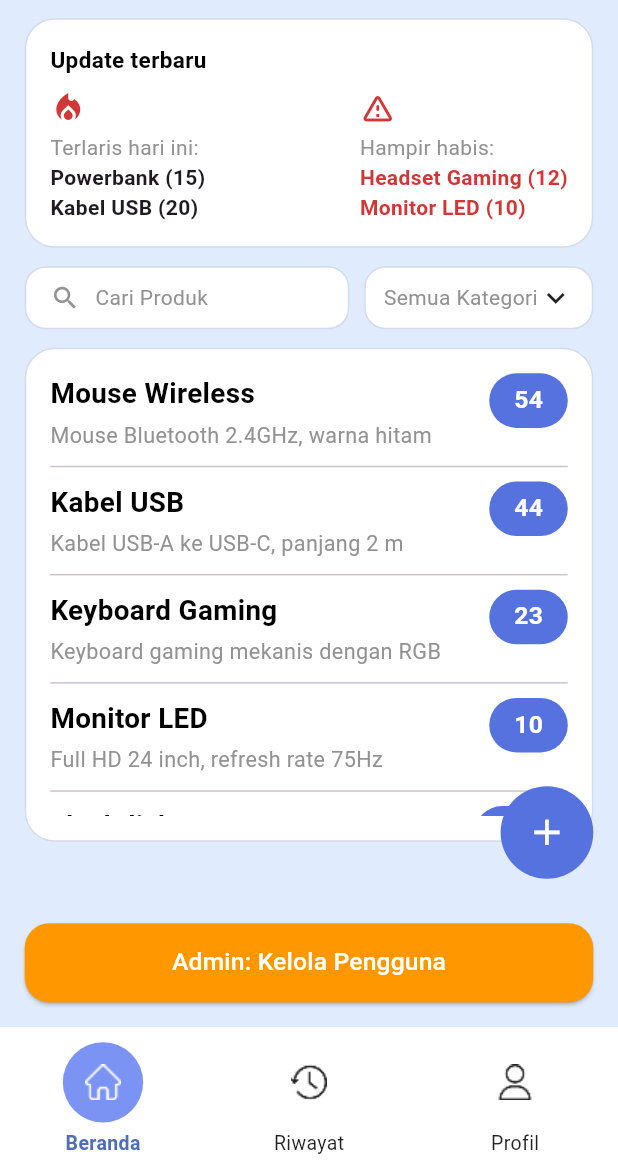
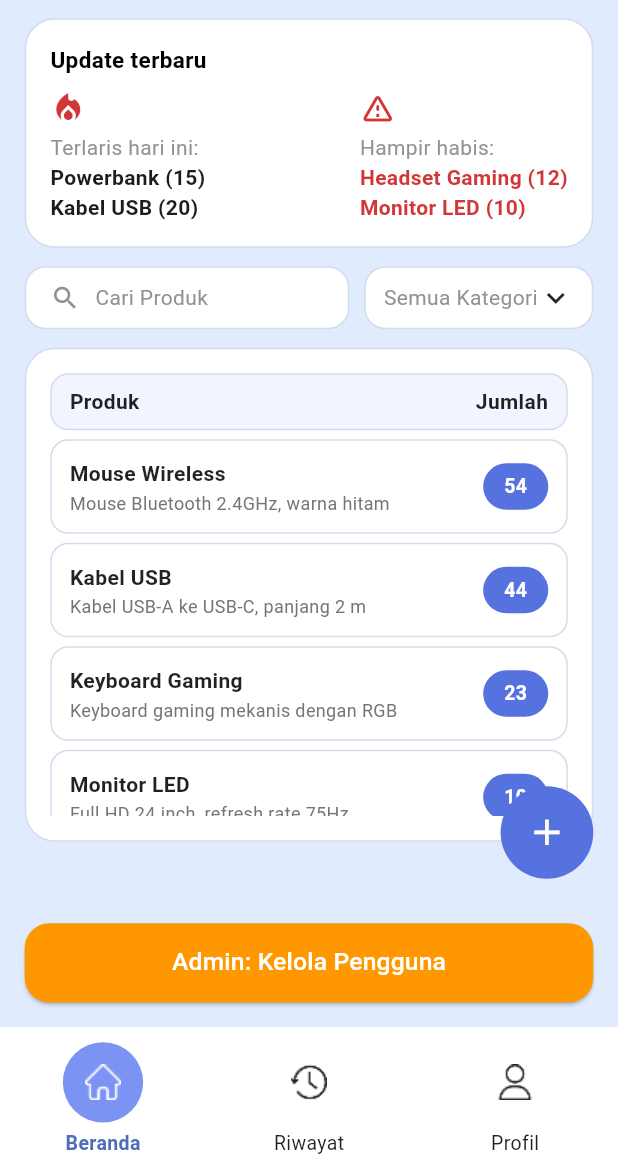
Before and after one commit to OrionZ12/StockFlow-tubes, a Flutter app: the HomeScreen screen opened by its route, on a phone screen of 412 x 824 dp, the part 64-1236 px from its top. Run offline on Flutter 3.47's test engine with Material 3 defaults, Android fonts, the light colour scheme and no system bars; our stand-ins replace cloud_firestore, firebase_auth, firebase_core, go_router, google_sign_in; accounts and stored records are empty; Roboto replaces fonts that are missing (RobotoSerif).

Commit message:
perubahan desain tabel di homepage

```diff
--- a/lib/widget/product_list.dart
+++ b/lib/widget/product_list.dart
@@ -2,75 +2,139 @@ import 'package:flutter/material.dart';
 import '../theme/app_colors.dart';
 
 class ProductList extends StatelessWidget {
-  final List<List<dynamic>> products;
+  final List products;
 
   const ProductList({super.key, required this.products});
 
   @override
   Widget build(BuildContext context) {
-    final w = MediaQuery.of(context).size.width;
-
-    return ListView.separated(
-      padding: EdgeInsets.zero,
-      itemCount: products.length,
-      separatorBuilder: (_, __) => const Divider(height: 20),
-      itemBuilder: (context, i) {
-        final title = products[i][0];
-        final desc  = products[i][1];
-        final qty   = products[i][2];
-
-        return Row(
-          crossAxisAlignment: CrossAxisAlignment.start,
+    return Column(
       children: [
-            // 📝 TEKS — dibuat Expanded supaya wrap & tidak overflow
+        // =============================
+        // HEADER TABEL
+        // =============================
+        Container(
+          padding: const EdgeInsets.symmetric(vertical: 8, horizontal: 12),
+          decoration: BoxDecoration(
+            color: const Color(0xFFF2F5FF),
+            borderRadius: BorderRadius.circular(12),
+            border: Border.all(color: AppColors.softBorder),
+          ),
+          child: Row(
+            children: const [
               Expanded(
-              child: Column(
-                crossAxisAlignment: CrossAxisAlignment.start,
-                children: [
-                  Text(
-                    title,
+                flex: 3,
+                child: Text(
+                  "Produk",
                   style: TextStyle(
-                      fontSize: w * 0.045,
                     fontWeight: FontWeight.bold,
-                      color: AppColors.textPrimary,
+                    color: Colors.black87,
                   ),
                 ),
-                  SizedBox(height: w * 0.01),
-                  Text(
-                    desc,
+              ),
+              Expanded(
+                flex: 1,
+                child: Text(
+                  "Jumlah",
+                  textAlign: TextAlign.right,
                   style: TextStyle(
-                      fontSize: w * 0.035,
-                      color: AppColors.textMuted,
+                    fontWeight: FontWeight.bold,
+                    color: Colors.black87,
+                  ),
                 ),
               ),
             ],
           ),
         ),
 
-            SizedBox(width: w * 0.03),
+        const SizedBox(height: 6),
 
-            // 🔵 BADGE JUMLAH
-            Container(
-              padding: EdgeInsets.symmetric(
-                vertical: w * 0.015,
-                horizontal: w * 0.04,
+        // =============================
+        // LIST PRODUK
+        // =============================
+        Expanded(
+          child: ListView.separated(
+            itemCount: products.length,
+            separatorBuilder: (_, __) => const SizedBox(height: 6),
+            itemBuilder: (context, i) {
+              final name = products[i][0];
+              final desc = products[i][1];
+              final qty = products[i][2];
+
+              return Container(
+                padding: const EdgeInsets.symmetric(
+                  vertical: 12,
+                  horizontal: 12,
                 ),
                 decoration: BoxDecoration(
+                  color: Colors.white,
+                  borderRadius: BorderRadius.circular(12),
+                  border: Border.all(color: AppColors.softBorder),
+                ),
+                child: Row(
+                  children: [
+                    // =============================
+                    // PRODUK + DESKRIPSI
+                    // =============================
+                    Expanded(
+                      flex: 3,
+                      child: Column(
+                        crossAxisAlignment: CrossAxisAlignment.start,
+                        children: [
+                          Text(
+                            name,
+                            style: const TextStyle(
+                              fontWeight: FontWeight.w600,
+                              fontSize: 14,
+                              color: Colors.black87,
+                            ),
+                          ),
+                          const SizedBox(height: 3),
+                          Text(
+                            desc,
+                            style: TextStyle(
+                              fontSize: 12,
+                              color: Colors.grey.shade600,
+                              height: 1.2,
+                            ),
+                          ),
+                        ],
+                      ),
+                    ),
+
+                    // =============================
+                    // JUMLAH DALAM BUBBLE BIRU
+                    // =============================
+                    Expanded(
+                      flex: 1,
+                      child: Align(
+                        alignment: Alignment.centerRight,
+                        child: Container(
+                          padding: const EdgeInsets.symmetric(
+                              vertical: 6, horizontal: 14),
+                          decoration: BoxDecoration(
                             color: AppColors.blueMain,
-                borderRadius: BorderRadius.circular(30),
+                            borderRadius: BorderRadius.circular(20),
                           ),
                           child: Text(
                             "$qty",
-                style: TextStyle(
-                  fontSize: w * 0.04,
+                            textAlign: TextAlign.center,
+                            style: const TextStyle(
                               color: Colors.white,
-                  fontWeight: FontWeight.w600,
+                              fontWeight: FontWeight.bold,
+                              fontSize: 13,
+                            ),
+                          ),
                         ),
                       ),
                     ),
                   ],
+                ),
               );
             },
+          ),
+        ),
+      ],
     );
   }
 }
```
Lines whose indentation alone changed are shown as unchanged.
